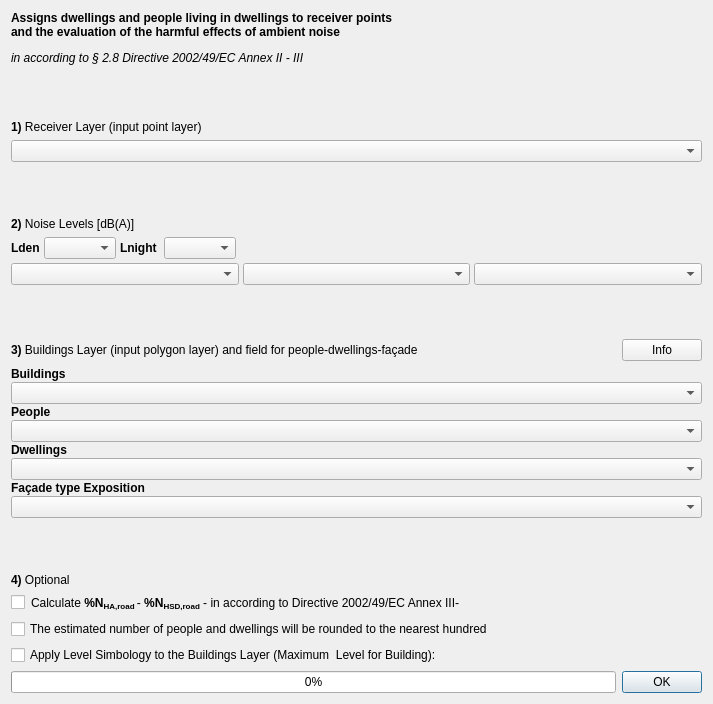
pierluigiderosa/openoise, file tools/ui_NoiseExposure.ui: the form before one commit.
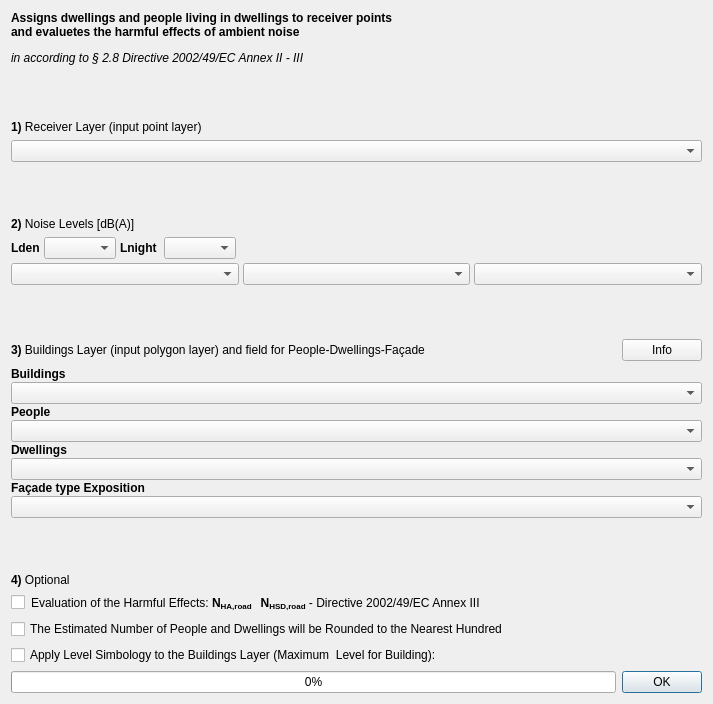
The form after the commit. Custom widgets are drawn as their Qt base class.

```diff
--- a/tools/ui_NoiseExposure.ui
+++ b/tools/ui_NoiseExposure.ui
@@ -47,7 +47,7 @@
    <item>
     <widget class="QLabel" name="label_7">
      <property name="text">
-      <string>&lt;html&gt;&lt;head/&gt;&lt;body&gt;&lt;p&gt;&lt;span style=&quot; font-weight:600;&quot;&gt;Assigns dwellings and people living in dwellings to receiver points &lt;br/&gt;and the evaluation of the harmful effects of ambient noise &lt;/span&gt;&lt;/p&gt;&lt;p&gt;&lt;span style=&quot; font-style:italic;&quot;&gt;in according to § 2.8 Directive 2002/49/EC Annex II - III&lt;/span&gt;&lt;span style=&quot; font-weight:600;&quot;&gt;&lt;/span&gt;&lt;span style=&quot; font-style:italic;&quot;&gt;&lt;/span&gt;&lt;/p&gt;&lt;/body&gt;&lt;/html&gt;</string>
+      <string>&lt;html&gt;&lt;head/&gt;&lt;body&gt;&lt;p&gt;&lt;span style=&quot; font-weight:600;&quot;&gt;Assigns dwellings and people living in dwellings to receiver points &lt;br/&gt;and evaluetes the harmful effects of ambient noise &lt;/span&gt;&lt;/p&gt;&lt;p&gt;&lt;span style=&quot; font-style:italic;&quot;&gt;in according to § 2.8 Directive 2002/49/EC Annex II - III&lt;/span&gt;&lt;/p&gt;&lt;/body&gt;&lt;/html&gt;</string>
      </property>
     </widget>
    </item>
@@ -201,7 +201,7 @@
         </sizepolicy>
        </property>
        <property name="text">
-        <string>&lt;html&gt;&lt;head/&gt;&lt;body&gt;&lt;p&gt;&lt;span style=&quot; font-weight:600;&quot;&gt;3) &lt;/span&gt;Buildings Layer (input polygon layer) and field for people-dwellings-façade&lt;/p&gt;&lt;/body&gt;&lt;/html&gt;</string>
+        <string>&lt;html&gt;&lt;head/&gt;&lt;body&gt;&lt;p&gt;&lt;span style=&quot; font-weight:600;&quot;&gt;3) &lt;/span&gt;Buildings Layer (input polygon layer) and field for People-Dwellings-Façade&lt;/p&gt;&lt;/body&gt;&lt;/html&gt;</string>
        </property>
       </widget>
      </item>
@@ -381,7 +381,7 @@
      <item>
       <widget class="QLabel" name="label_9">
        <property name="text">
-        <string>&lt;html&gt;&lt;head/&gt;&lt;body&gt;&lt;p&gt;Calculate &lt;span style=&quot; font-weight:600;&quot;&gt;%N&lt;/span&gt;&lt;span style=&quot; font-weight:600; vertical-align:sub;&quot;&gt;HA,road  &lt;/span&gt;-&lt;span style=&quot; font-weight:600;&quot;&gt; %N&lt;/span&gt;&lt;span style=&quot; font-weight:600; vertical-align:sub;&quot;&gt;HSD,road&lt;/span&gt; - in according to Directive 2002/49/EC Annex III-&lt;/p&gt;&lt;/body&gt;&lt;/html&gt;</string>
+        <string>&lt;html&gt;&lt;head/&gt;&lt;body&gt;&lt;p&gt;Evaluation of the Harmful Effects: &lt;span style=&quot; font-weight:600;&quot;&gt;N&lt;/span&gt;&lt;span style=&quot; font-weight:600; vertical-align:sub;&quot;&gt;HA,road &lt;/span&gt;&lt;span style=&quot; font-weight:600;&quot;&gt;  N&lt;/span&gt;&lt;span style=&quot; font-weight:600; vertical-align:sub;&quot;&gt;HSD,road&lt;/span&gt; - Directive 2002/49/EC Annex III&lt;/p&gt;&lt;/body&gt;&lt;/html&gt;</string>
        </property>
       </widget>
      </item>
@@ -403,7 +403,7 @@
    <item>
     <widget class="QCheckBox" name="hundredsCheck">
      <property name="text">
-      <string>The estimated number of people and dwellings will be rounded to the nearest hundred</string>
+      <string>The Estimated Number of People and Dwellings will be Rounded to the Nearest Hundred</string>
      </property>
     </widget>
    </item>
```
